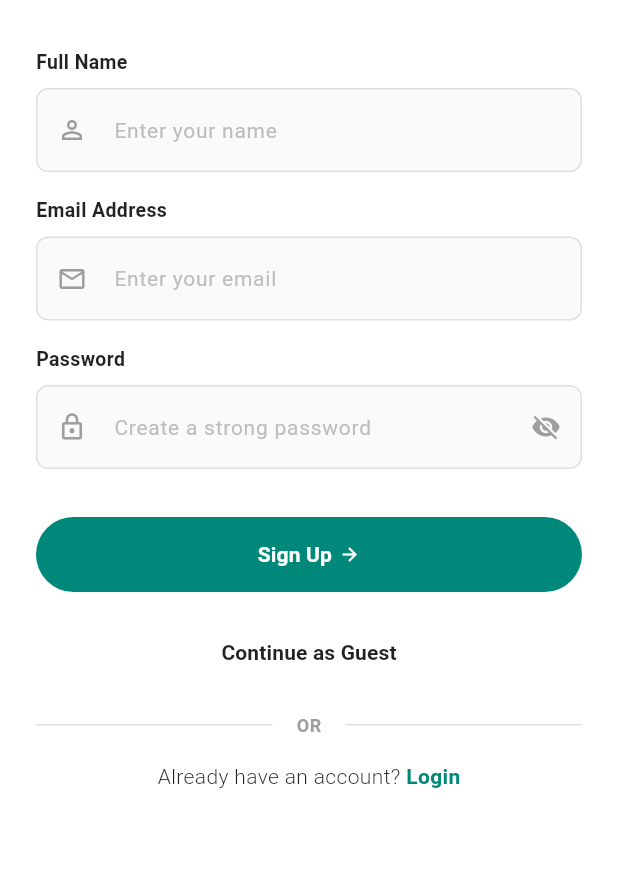
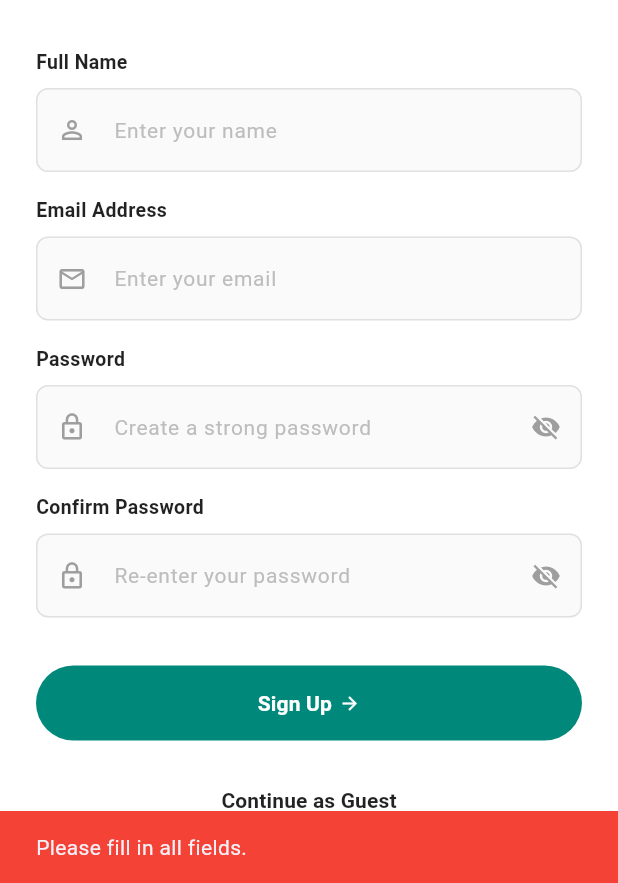
Before and after one commit to AbdurRehman1299/HunarGah-A-Skillful-Reel-Hub, a Flutter app: the LoginScreen screen opened by its route, after a tap on "SignUp", after a tap on "Sign Up", on a phone screen of 412 x 824 dp, the part 353-1236 px from its top. Run offline on Flutter 3.47's test engine with Material 3 defaults, Android fonts, the phone set to English and light mode, and no system bars; our stand-ins replace cloud_firestore, firebase_auth, firebase_core, image_picker, share_plus, smooth_page_indicator and 1 more; accounts and stored records are empty.

Commit message:
change the method for firebase database helper to prevent from State Management

```diff
--- a/lib/screens/auth/login_screen.dart
+++ b/lib/auth/login_screen.dart
@@ -1,8 +1,7 @@
-import 'package:cloud_firestore/cloud_firestore.dart';
-import 'package:firebase_auth/firebase_auth.dart';
 import 'package:flutter/gestures.dart';
 import 'package:flutter/material.dart';
 import 'package:hunargah/components/app_bar.dart';
+import 'package:hunargah/database/firebase_service.dart';
 
 class LoginScreen extends StatefulWidget {
   const LoginScreen({super.key});
@@ -17,61 +16,41 @@ class _LoginScreenState extends State<LoginScreen> {
   // To toggle password visibility
   bool _obsecurePassword = true;
 
+  bool _isLoading = false;
+
   Future<void> _loginUser(String email, String password) async {
-    // Show a loading
-    showDialog(
-      context: context,
-      barrierDismissible: false,
-      builder: (context) => const Center(child: CircularProgressIndicator()),
-    );
+    setState(() {
+      _isLoading = true;
+    });
 
-    try {
-      // Log the user in
-      UserCredential userCredential = await FirebaseAuth.instance
-          .signInWithEmailAndPassword(
-            email: email.trim(),
-            password: password.trim(),
-          );
+    String? errorMessage = await FirebaseService().loginUser(email, password);
 
-      User? user = userCredential.user;
-
-      if (user != null && mounted) {
-        // Fetch the user's profile data from Firestore
-        DocumentSnapshot userDoc = await FirebaseFirestore.instance
-            .collection('users')
-            .doc(user.uid)
-            .get();
-
-        if (userDoc.exists) {
-          // Extract the onboarding step
-          int step = 0;
-
-          // Safely check if the field exists
-          Map<String, dynamic>? data = userDoc.data() as Map<String, dynamic>?;
-          if (data != null && data.containsKey('onboardingStep')) {
-            step = data['onboardingStep'];
-          }
-
-          // Route the user based on their onboarding step
     if (!mounted) return;
 
-          if (step == 0) {
+    setState(() {
+      _isLoading = false;
+    });
+
+    Navigator.pop(context);
+
+    if (errorMessage == null) {
+      int? step = await FirebaseService().getUserOnboardingSteps();
+
+      if (!mounted) return;
+
+      if (step == 0 || step == null) {
         Navigator.pushReplacementNamed(context, '/onboarding');
       } else if (step == 1) {
         ScaffoldMessenger.of(context).showSnackBar(
           const SnackBar(
-                content: Text(
-                  'Please select your preferred language to continue.',
-                ),
+            content: Text('Please select your preferred language to continue.'),
           ),
         );
         Navigator.pushReplacementNamed(context, '/language');
       } else if (step == 2) {
         ScaffoldMessenger.of(context).showSnackBar(
           const SnackBar(
-                content: Text(
-                  'Please select your skills of interest to continue.',
-                ),
+            content: Text('Please select your skills of interest to continue.'),
           ),
         );
         Navigator.pushReplacementNamed(context, '/skills');
@@ -86,38 +65,23 @@ class _LoginScreenState extends State<LoginScreen> {
         ScaffoldMessenger.of(context).showSnackBar(
           const SnackBar(
             content: Text('Login successful! Redirecting to dashboard...'),
+            backgroundColor: Colors.green,
           ),
         );
         Navigator.pushReplacementNamed(context, '/dashboard');
       }
-        }
-      }
-    } on FirebaseAuthException catch (e) {
-      String errorMessage = 'Login failed. Please try again.';
-
-      if (e.code == 'user-not-found' ||
-          e.code == 'wrong-password' ||
-          e.code == 'invalid-credential') {
-        errorMessage = 'Invalid email or password. Please try again.';
     } else {
-        errorMessage = 'An error occurred. Please try again.';
-      }
-
-      if (mounted) {
       ScaffoldMessenger.of(context).showSnackBar(
         SnackBar(content: Text(errorMessage), backgroundColor: Colors.red),
       );
     }
-    } catch (e) {
-      if (mounted) {
-        ScaffoldMessenger.of(context).showSnackBar(
-          const SnackBar(
-            content: Text('An unexpected error occurred. Please try again.'),
-            backgroundColor: Colors.red,
-          ),
-        );
   }
-    }
+
+  @override
+  void dispose() {
+    _emailController.dispose();
+    _passwordController.dispose();
+    super.dispose();
   }
 
   @override
@@ -335,6 +299,8 @@ class _LoginScreenState extends State<LoginScreen> {
       height: 50,
       child: ElevatedButton(
         onPressed: () {
+          if (_isLoading) return;
+
           if (_emailController.text.isNotEmpty &&
               _passwordController.text.isNotEmpty) {
             _loginUser(_emailController.text, _passwordController.text);
@@ -354,7 +320,16 @@ class _LoginScreenState extends State<LoginScreen> {
           ),
           elevation: 0,
         ),
-        child: const Row(
+        child: _isLoading
+            ? const SizedBox(
+                height: 20,
+                width: 20,
+                child: CircularProgressIndicator(
+                  color: Colors.white,
+                  strokeWidth: 2,
+                ),
+              )
+            : const Row(
                 mainAxisAlignment: MainAxisAlignment.center,
                 children: [
                   Text(
--- a/lib/screens/auth/signup_screen.dart
+++ b/lib/auth/signup_screen.dart
@@ -1,6 +1,5 @@
-import 'package:cloud_firestore/cloud_firestore.dart';
-import 'package:firebase_auth/firebase_auth.dart';
 import 'package:flutter/material.dart';
+import 'package:hunargah/database/firebase_service.dart';
 
 class SignupScreen extends StatefulWidget {
   const SignupScreen({super.key});
@@ -14,44 +13,37 @@ class _SignupScreenState extends State<SignupScreen> {
   final TextEditingController _nameController = TextEditingController();
   final TextEditingController _emailController = TextEditingController();
   final TextEditingController _passwordController = TextEditingController();
+  final TextEditingController _confirmPasswordController =
+      TextEditingController();
+
+  // State to hide/show the password
+  bool _obsecurePassword = true;
+  bool _obsecureConfirmPassword = true;
+
+  bool _isLoading = false;
 
   Future<void> _registerUser(
     String email,
     String password,
     String username,
   ) async {
-    try {
-      // Create a user in Firebase Authentication
-      UserCredential userCredential = await FirebaseAuth.instance
-          .createUserWithEmailAndPassword(
-            email: email.trim(),
-            password: password.trim(),
+    setState(() {
+      _isLoading = true;
+    });
+
+    String? errorMessage = await FirebaseService().registerUser(
+      email,
+      password,
+      username,
     );
 
-      User? user = userCredential.user;
+    if (!mounted) return;
 
-      if (user != null) {
-        // Attach the username to the Firebase user profile
-        await user.updateDisplayName(username.trim());
+    setState(() {
+      _isLoading = false;
+    });
 
-        // Create user profile in Firestore database
-        await FirebaseFirestore.instance.collection('users').doc(user.uid).set({
-          'uid': user.uid,
-          'username': username.trim(),
-          'email': email.trim(),
-          'createdAt':
-              FieldValue.serverTimestamp(), // Store account creation time
-          'city':
-              '', // Leaving this blank so user can update it later in profile settings
-          'onboardingStep': 0,
-          'language': '',
-          'skills': [],
-          'profileImageUrl': '',
-        });
-      }
-
-      // Successfully registered, Navigate to the login screen
-      if (mounted) {
+    if (errorMessage == null) {
       ScaffoldMessenger.of(context).showSnackBar(
         const SnackBar(
           content: Text('Account created successfully! Please log in.'),
@@ -59,37 +51,12 @@ class _SignupScreenState extends State<SignupScreen> {
         ),
       );
       Navigator.pushReplacementNamed(context, '/login');
-      }
-    } on FirebaseAuthException catch (e) {
-      String errorMessage = 'An error occurred. Please try again.';
-
-      if (e.code == 'weak-password') {
-        errorMessage = 'The password provided is too weak.';
-      } else if (e.code == 'email-already-in-use') {
-        errorMessage = 'An account already exists for that email.';
-      } else if (e.code == 'invalid-email') {
-        errorMessage = 'The email address is not valid.';
-      }
-
-      if (mounted) {
+    } else {
       ScaffoldMessenger.of(context).showSnackBar(
         SnackBar(content: Text(errorMessage), backgroundColor: Colors.red),
       );
     }
-    } catch (e) {
-      if (mounted) {
-        ScaffoldMessenger.of(context).showSnackBar(
-          SnackBar(
-            content: Text('An unexpected error occurred: $e'),
-            backgroundColor: Colors.red,
-          ),
-        );
   }
-    }
-  }
-
-  // State to hide/show the password
-  bool _obscurePassword = true;
 
   @override
   void dispose() {
@@ -97,6 +64,7 @@ class _SignupScreenState extends State<SignupScreen> {
     _nameController.dispose();
     _emailController.dispose();
     _passwordController.dispose();
+    _confirmPasswordController.dispose();
     super.dispose();
   }
 
@@ -176,6 +144,11 @@ class _SignupScreenState extends State<SignupScreen> {
 
               // -- Password Section --
               passwordSection(themeColor),
+
+              const SizedBox(height: 16),
+
+              // -- Confirm Password Section
+              confirmPasswordSection(themeColor),
 
               const SizedBox(height: 32),
 
@@ -274,15 +247,36 @@ class _SignupScreenState extends State<SignupScreen> {
       height: 50,
       child: ElevatedButton(
         onPressed: () {
-          if (_emailController.text.isNotEmpty &&
-              _passwordController.text.isNotEmpty &&
-              _nameController.text.isNotEmpty) {
+          if (_isLoading) return;
+
+          if (_nameController.text.isEmpty ||
+              _emailController.text.isEmpty ||
+              _passwordController.text.isEmpty ||
+              _confirmPasswordController.text.isEmpty) {
+            ScaffoldMessenger.of(context).showSnackBar(
+              const SnackBar(
+                content: Text('Please fill in all fields.'),
+                backgroundColor: Colors.red,
+              ),
+            );
+            return;
+          }
+
+          if (_passwordController.text != _confirmPasswordController.text) {
+            ScaffoldMessenger.of(context).showSnackBar(
+              const SnackBar(
+                content: Text('Passwords do not match!'),
+                backgroundColor: Colors.red,
+              ),
+            );
+            return;
+          }
+
           _registerUser(
             _emailController.text,
             _passwordController.text,
             _nameController.text,
           );
-          }
         },
         style: ElevatedButton.styleFrom(
           backgroundColor: themeColor,
@@ -291,7 +285,16 @@ class _SignupScreenState extends State<SignupScreen> {
           ),
           elevation: 0,
         ),
-        child: const Row(
+        child: _isLoading
+            ? const SizedBox(
+                height: 20,
+                width: 20,
+                child: CircularProgressIndicator(
+                  color: Colors.white,
+                  strokeWidth: 2,
+                ),
+              )
+            : const Row(
                 mainAxisAlignment: MainAxisAlignment.center,
                 children: [
                   Text(
@@ -327,7 +330,7 @@ class _SignupScreenState extends State<SignupScreen> {
 
         TextFormField(
           controller: _passwordController,
-          obscureText: _obscurePassword,
+          obscureText: _obsecurePassword,
           decoration: InputDecoration(
             hintText: 'Create a strong password',
             hintStyle: TextStyle(color: Colors.grey[400], fontSize: 14),
@@ -338,13 +341,73 @@ class _SignupScreenState extends State<SignupScreen> {
             ),
             suffixIcon: IconButton(
               icon: Icon(
-                _obscurePassword ? Icons.visibility_off : Icons.visibility,
+                _obsecurePassword ? Icons.visibility_off : Icons.visibility,
                 color: Colors.grey[500],
                 size: 20,
               ),
               onPressed: () {
                 setState(() {
-                  _obscurePassword = !_obscurePassword;
+                  _obsecurePassword = !_obsecurePassword;
+                });
+              },
+            ),
+            filled: true,
+            fillColor: Colors.grey[50],
+            border: OutlineInputBorder(
+              borderRadius: BorderRadius.circular(8),
+              borderSide: BorderSide(color: Colors.grey[300]!),
+            ),
+            enabledBorder: OutlineInputBorder(
+              borderRadius: BorderRadius.circular(8),
+              borderSide: BorderSide(color: Colors.grey[300]!),
+            ),
+            focusedBorder: OutlineInputBorder(
+              borderRadius: BorderRadius.circular(8),
+              borderSide: BorderSide(color: themeColor, width: 2),
+            ),
+          ),
+        ),
+      ],
+    );
+  }
+
+  Column confirmPasswordSection(Color themeColor) {
+    return Column(
+      crossAxisAlignment: CrossAxisAlignment.start,
+      children: [
+        const Text(
+          'Confirm Password',
+          style: TextStyle(
+            fontSize: 13,
+            fontWeight: FontWeight.bold,
+            color: Colors.black87,
+          ),
+        ),
+
+        const SizedBox(height: 8),
+
+        TextFormField(
+          controller: _confirmPasswordController,
+          obscureText: _obsecureConfirmPassword,
+          decoration: InputDecoration(
+            hintText: 'Re-enter your password',
+            hintStyle: TextStyle(color: Colors.grey[400], fontSize: 14),
+            prefixIcon: Icon(
+              Icons.lock_outline,
+              color: Colors.grey[500],
+              size: 20,
+            ),
+            suffixIcon: IconButton(
+              icon: Icon(
+                _obsecureConfirmPassword
+                    ? Icons.visibility_off
+                    : Icons.visibility,
+                color: Colors.grey[500],
+                size: 20,
+              ),
+              onPressed: () {
+                setState(() {
+                  _obsecureConfirmPassword = !_obsecureConfirmPassword;
                 });
               },
             ),
--- /dev/null
+++ b/lib/database/firebase_service.dart
@@ -0,0 +1,93 @@
+import 'package:cloud_firestore/cloud_firestore.dart';
+import 'package:firebase_auth/firebase_auth.dart';
+
+class FirebaseService {
+  static final FirebaseService _instance = FirebaseService._internal();
+  factory FirebaseService() => _instance;
+  FirebaseService._internal();
+
+  final FirebaseFirestore _firestore = FirebaseFirestore.instance;
+  final FirebaseAuth _auth = FirebaseAuth.instance;
+
+  Future<int?> getUserOnboardingSteps() async {
+    User? currentUser = _auth.currentUser;
+    if (currentUser == null) return null;
+
+    DocumentSnapshot userDoc = await _firestore
+        .collection('users')
+        .doc(currentUser.uid)
+        .get();
+    if (!userDoc.exists) return null;
+
+    final data = userDoc.data() as Map<String, dynamic>?;
+    return data?['onboardingStep'] ?? 0;
+  }
+
+  // Register the user on Firebase
+  Future<String?> registerUser(
+    String email,
+    String password,
+    String username,
+  ) async {
+    try {
+      UserCredential userCredential = await _auth
+          .createUserWithEmailAndPassword(
+            email: email.trim(),
+            password: password.trim(),
+          );
+
+      User? user = userCredential.user;
+
+      if (user != null) {
+        await user.updateDisplayName(username.trim());
+
+        await _firestore.collection('users').doc(user.uid).set({
+          'uid': user.uid,
+          'username': username.trim(),
+          'email': email.trim(),
+          'createdAt': FieldValue.serverTimestamp(),
+          'city': '',
+          'onboardingStep': 0,
+          'language': '',
+          'skill': [],
+          'profileImageUrl': '',
+        });
+
+        return null;
+      }
+      return 'Failed to create user.';
+    } on FirebaseAuthException catch (e) {
+      if (e.code == 'weak-password') {
+        return 'The password provided is too weak.';
+      } else if (e.code == 'email-already-in-use') {
+        return 'An account already exists for that email.';
+      } else if (e.code == 'invalid-email') {
+        return 'The email address is not valid.';
+      }
+      return 'An error occurred. Please try again.';
+    } catch (e) {
+      return 'An unexpected error occurred: $e';
+    }
+  }
+
+  // Login the user in application
+  Future<String?> loginUser(String email, String password) async {
+    try {
+      await _auth.signInWithEmailAndPassword(
+        email: email.trim(),
+        password: password.trim(),
+      );
+
+      return null;
+    } on FirebaseAuthException catch (e) {
+      if (e.code == 'user-not-found' ||
+          e.code == 'wrong-password' ||
+          e.code == 'invalid-credential') {
+        return 'Invalid email or password. Please try again.';
+      }
+      return 'An error occurred. Please try again.';
+    } catch (e) {
+      return 'An unexpected error occurred: $e';
+    }
+  }
+}
```
Also changed, not shown: lib/auth/splash_screen.dart (renamed from lib/screens/auth/splash_screen.dart, +4 -23 lines), lib/main.dart (+5 -6 lines). Lines whose indentation alone changed are shown as unchanged.
